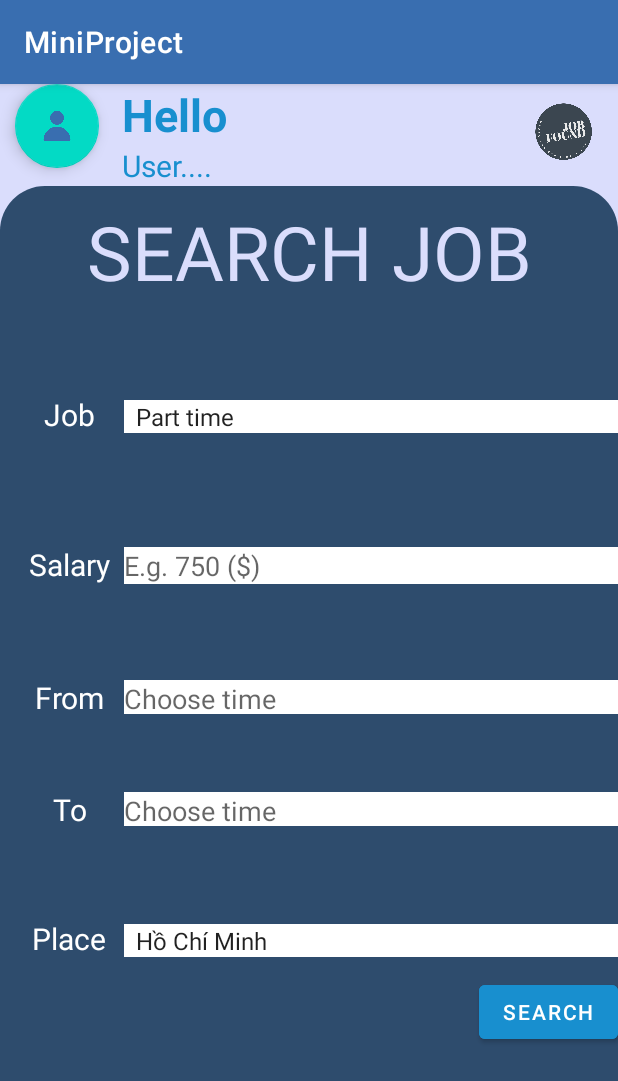
After one commit to egliette/JobFound, an Android app: the home screen opened directly, with no data from a screen before it, on a phone screen of 412 x 824 dp. The commit adds this screen. Shown: the top 1081 px of the screen. Run offline under Robolectric (Android 15) with nearby library versions, the phone set to English and light mode, and no system bars.

Commit message:
home layout update

```diff
--- a/app/src/main/AndroidManifest.xml
+++ b/app/src/main/AndroidManifest.xml
@@ -15,6 +15,9 @@
         android:screenOrientation="portrait"
         android:supportsRtl="true"
         android:theme="@style/Theme.MiniProject">
+        <activity
+            android:name=".home"
+            android:exported="false" />
         <activity
             android:name=".ResetPasswordActivity"
             android:exported="true" />
--- /dev/null
+++ b/app/src/main/java/com/example/miniproject/home.java
@@ -0,0 +1,115 @@
+package com.example.miniproject;
+
+import androidx.annotation.RequiresApi;
+import androidx.appcompat.app.AppCompatActivity;
+
+import android.app.TimePickerDialog;
+import android.content.Intent;
+import android.icu.util.Calendar;
+import android.os.Build;
+import android.os.Bundle;
+import android.view.View;
+import android.widget.AdapterView;
+import android.widget.ArrayAdapter;
+import android.widget.EditText;
+import android.widget.ImageView;
+import android.widget.Spinner;
+import android.widget.TimePicker;
+
+import com.google.android.material.floatingactionbutton.FloatingActionButton;
+
+import java.lang.reflect.Array;
+import java.util.ArrayList;
+import java.util.Arrays;
+import java.util.List;
+
+public class home extends AppCompatActivity {
+    private EditText fromTime,toTime;
+    private Spinner spinnerJob,spinnerProvince;
+    private ArrayList<String> provinceList;
+    @Override
+    protected void onCreate(Bundle savedInstanceState) {
+        super.onCreate(savedInstanceState);
+        setContentView(R.layout.activity_home);
+        spinnerJob = (Spinner) findViewById(R.id.jobSpinner);
+        ArrayAdapter<CharSequence> adapter = ArrayAdapter.createFromResource(this,
+                R.array.job_name, android.R.layout.simple_spinner_item);
+        adapter.setDropDownViewResource(android.R.layout.simple_spinner_dropdown_item);
+        spinnerJob.setAdapter(adapter);
+        fromTime=findViewById(R.id.fromTimeText);
+        toTime=findViewById(R.id.toTimeText);
+        fromTime.setOnClickListener(new View.OnClickListener() {
+
+            @RequiresApi(api = Build.VERSION_CODES.N)
+            @Override
+            public void onClick(View v) {
+                // TODO Auto-generated method stub
+                Calendar mcurrentTime = Calendar.getInstance();
+                int hour = mcurrentTime.get(Calendar.HOUR_OF_DAY);
+                int minute = mcurrentTime.get(Calendar.MINUTE);
+                TimePickerDialog mTimePicker;
+                mTimePicker = new TimePickerDialog(home.this, new TimePickerDialog.OnTimeSetListener() {
+                    @Override
+                    public void onTimeSet(TimePicker timePicker, int selectedHour, int selectedMinute) {
+                        fromTime.setText(String.format("%02d:%02d",selectedHour,selectedMinute));
+                    }
+                }, hour, minute, true);//Yes 24 hour time
+                mTimePicker.setTitle("Select Time");
+                mTimePicker.show();
+
+            }
+        });
+        toTime.setOnClickListener(new View.OnClickListener() {
+
+            @RequiresApi(api = Build.VERSION_CODES.N)
+            @Override
+            public void onClick(View v) {
+                // TODO Auto-generated method stub
+                Calendar mcurrentTime = Calendar.getInstance();
+                int hour = mcurrentTime.get(Calendar.HOUR_OF_DAY);
+                int minute = mcurrentTime.get(Calendar.MINUTE);
+                TimePickerDialog mTimePicker;
+                mTimePicker = new TimePickerDialog(home.this, new TimePickerDialog.OnTimeSetListener() {
+                    @Override
+                    public void onTimeSet(TimePicker timePicker, int selectedHour, int selectedMinute) {
+                        toTime.setText(String.format("%02d:%02d",selectedHour,selectedMinute));
+                    }
+                }, hour, minute, true);//Yes 24 hour time
+                mTimePicker.setTitle("Select Time");
+                mTimePicker.show();
+
+            }
+        });
+        spinnerJob.setOnItemSelectedListener(new AdapterView.OnItemSelectedListener() {
+            @Override
+            public void onItemSelected(AdapterView<?> adapterView, View view, int i, long l) {
+
+            }
+
+            @Override
+            public void onNothingSelected(AdapterView<?> adapterView) {
+
+            }
+        });
+        spinnerProvince=(Spinner)findViewById(R.id.provinceSpinner);
+        provinceList=new ArrayList<>();
+        provinceList.add("Hồ Chí Minh");
+        provinceList.add("Hà Nội");
+        ArrayAdapter<String > adapter1 = new ArrayAdapter<String>(this,
+                android.R.layout.simple_spinner_item,
+                provinceList);
+
+        // Layout for All ROWs of Spinner.  (Optional for ArrayAdapter).
+        adapter1.setDropDownViewResource(android.R.layout.simple_spinner_dropdown_item);
+
+        spinnerProvince.setAdapter(adapter1);
+
+
+    }
+    public String getJobtype(){
+        return spinnerJob.getSelectedItem().toString();
+    }
+    public String getProvince(){
+        return spinnerProvince.getSelectedItem().toString();
+    }
+}
--- /dev/null
+++ b/app/src/main/res/drawable/background2.xml
@@ -0,0 +1,8 @@
+<shape
+    xmlns:android="http://schemas.android.com/apk/res/android"
+    android:shape="rectangle">
+    <solid android:color="#2E4C6D" />
+    <corners
+        android:topLeftRadius="30sp"
+        android:topRightRadius="30sp" />
+</shape>
--- /dev/null
+++ b/app/src/main/res/layout/activity_home.xml
@@ -0,0 +1,220 @@
+<?xml version="1.0" encoding="utf-8"?>
+<RelativeLayout xmlns:android="http://schemas.android.com/apk/res/android"
+    xmlns:app="http://schemas.android.com/apk/res-auto"
+    xmlns:tools="http://schemas.android.com/tools"
+    android:layout_width="match_parent"
+    android:layout_height="match_parent"
+    android:background="#DADDFC"
+    tools:context=".home">
+
+    <LinearLayout
+        android:layout_width="match_parent"
+        android:layout_height="wrap_content"
+        android:id="@+id/homeInfo"
+        android:orientation="horizontal"
+        android:weightSum="5"
+        android:background="@drawable/background">
+
+        <com.google.android.material.floatingactionbutton.FloatingActionButton
+            android:id="@+id/userProfile"
+            android:layout_width="5dp"
+            android:layout_height="match_parent"
+            android:layout_marginLeft="10sp"
+            android:layout_weight="1"
+            android:clickable="true"
+            android:onClick="updateProfile"
+            android:scaleType="fitCenter"
+            android:src="@drawable/user_icon_150670">
+
+        </com.google.android.material.floatingactionbutton.FloatingActionButton>
+
+        <LinearLayout
+            android:layout_width="100dp"
+            android:layout_height="wrap_content"
+            android:layout_weight="3"
+            android:orientation="vertical">
+            <TextView
+                android:layout_width="100dp"
+                android:layout_height="wrap_content"
+                android:layout_weight="1"
+                android:text="Hello"
+                android:textSize="30sp"
+                android:textColor="@color/cool"
+                android:textStyle="bold"
+                android:layout_marginLeft="15sp">
+
+            </TextView>
+            <TextView
+                android:layout_width="100dp"
+                android:layout_height="wrap_content"
+                android:layout_weight="1"
+                android:text="User...."
+                android:textSize="20sp"
+                android:textColor="@color/cool"
+                android:textStyle="normal"
+                android:layout_marginLeft="15sp">
+
+            </TextView>
+        </LinearLayout>
+
+        <ImageView
+            android:layout_width="0dp"
+            android:layout_height="match_parent"
+            android:layout_weight="1"
+            android:src="@drawable/logo" />
+
+
+    </LinearLayout>
+
+    <LinearLayout
+        android:layout_width="match_parent"
+        android:layout_height="match_parent"
+        android:layout_below="@+id/homeInfo"
+        android:background="@drawable/background2"
+        android:orientation="vertical">
+
+        <TextView
+            android:layout_width="match_parent"
+            android:layout_height="wrap_content"
+            android:layout_marginTop="10sp"
+            android:gravity="center_horizontal"
+            android:text="SEARCH JOB"
+            android:textColor="#DADDFC"
+            android:textSize="50dp" />
+
+        <LinearLayout
+            android:layout_width="match_parent"
+            android:layout_height="50dp"
+            android:layout_marginTop="50dp"
+            android:weightSum="4">
+
+            <TextView
+                android:layout_width="100dp"
+                android:layout_height="match_parent"
+                android:layout_marginLeft="10dp"
+                android:layout_weight="1"
+                android:gravity="center"
+                android:text="Job"
+                android:textColor="@color/white"
+                android:textSize="20dp" />
+
+            <Spinner
+                android:id="@+id/jobSpinner"
+                android:layout_width="match_parent"
+                android:layout_height="wrap_content"
+                android:layout_weight="3"
+                android:background="@color/white"
+                android:gravity="center_horizontal" />
+        </LinearLayout>
+
+        <LinearLayout
+            android:layout_width="match_parent"
+            android:layout_height="50dp"
+            android:layout_marginTop="50dp"
+            android:weightSum="4">
+
+            <TextView
+                android:layout_width="100dp"
+                android:layout_height="match_parent"
+                android:layout_marginLeft="10dp"
+                android:layout_weight="1"
+                android:gravity="center"
+                android:text="Salary"
+                android:textColor="@color/white"
+                android:textSize="20dp" />
+
+            <EditText
+                android:layout_width="match_parent"
+                android:layout_height="wrap_content"
+                android:layout_weight="3"
+                android:background="@color/white"
+                android:hint="E.g. 750 ($)" />
+        </LinearLayout>
+
+        <LinearLayout
+            android:layout_width="match_parent"
+            android:layout_height="wrap_content"
+            android:layout_marginTop="50dp"
+            android:weightSum="4">
+
+            <TextView
+                android:layout_width="100dp"
+                android:layout_height="match_parent"
+                android:layout_marginLeft="10dp"
+                android:layout_weight="1"
+                android:gravity="center"
+                android:text="From"
+                android:textColor="@color/white"
+                android:textSize="20dp" />
+
+            <EditText
+                android:id="@+id/fromTimeText"
+                android:layout_width="match_parent"
+                android:layout_height="wrap_content"
+                android:layout_weight="3"
+                android:background="@color/white"
+                android:hint="Choose time" />
+
+        </LinearLayout>
+
+        <LinearLayout
+            android:layout_width="match_parent"
+            android:layout_height="wrap_content"
+            android:layout_marginTop="50dp"
+            android:weightSum="4">
+
+            <TextView
+                android:layout_width="100dp"
+                android:layout_height="match_parent"
+                android:layout_marginLeft="10dp"
+                android:layout_weight="1"
+                android:gravity="center"
+                android:text="To"
+                android:textColor="@color/white"
+                android:textSize="20dp" />
+
+            <EditText
+                android:id="@+id/toTimeText"
+                android:layout_width="match_parent"
+                android:layout_height="wrap_content"
+                android:layout_weight="3"
+                android:background="@color/white"
+                android:hint="Choose time" />
+        </LinearLayout>
+
+        <LinearLayout
+            android:layout_width="match_parent"
+            android:layout_height="50dp"
+            android:layout_marginTop="50dp"
+            android:weightSum="4">
+
+            <TextView
+                android:layout_width="100dp"
+                android:layout_height="match_parent"
+                android:layout_marginLeft="10dp"
+                android:layout_weight="1"
+                android:gravity="center"
+                android:text="Place"
+                android:textColor="@color/white"
+                android:textSize="20dp" />
+
+            <Spinner
+                android:id="@+id/provinceSpinner"
+                android:layout_width="match_parent"
+                android:layout_height="wrap_content"
+                android:layout_weight="3"
+                android:background="@color/white"
+                android:gravity="center_horizontal" />
+        </LinearLayout>
+
+        <Button
+            android:layout_width="wrap_content"
+            android:layout_height="wrap_content"
+            android:backgroundTint="@color/cool"
+            android:textColor="@color/white"
+            android:text="Search"
+            android:gravity="center"
+            android:layout_gravity="end">
+        </Button>
+    </LinearLayout>
+</RelativeLayout>
--- a/app/src/main/res/values/strings.xml
+++ b/app/src/main/res/values/strings.xml
@@ -1,3 +1,7 @@
 <resources>
     <string name="app_name">MiniProject</string>
+    <string-array name="job_name">
+        <item>Part time</item>
+        <item>Full time</item>
+    </string-array>
 </resources>
```
Also changed, not shown: app/src/main/res/drawable/user_icon_150670.png (added).
